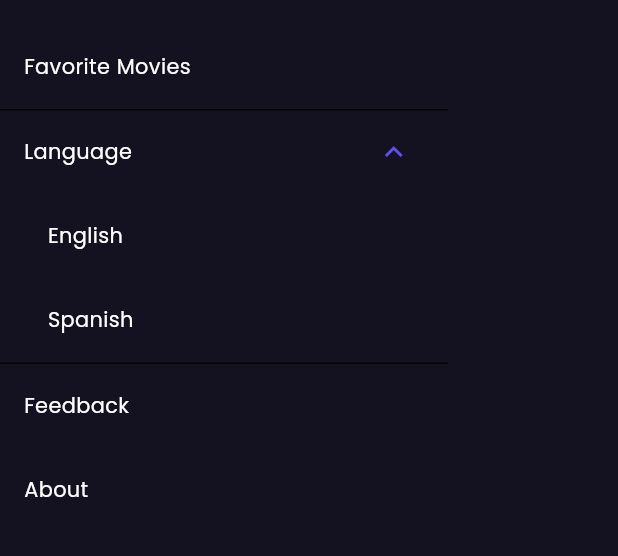
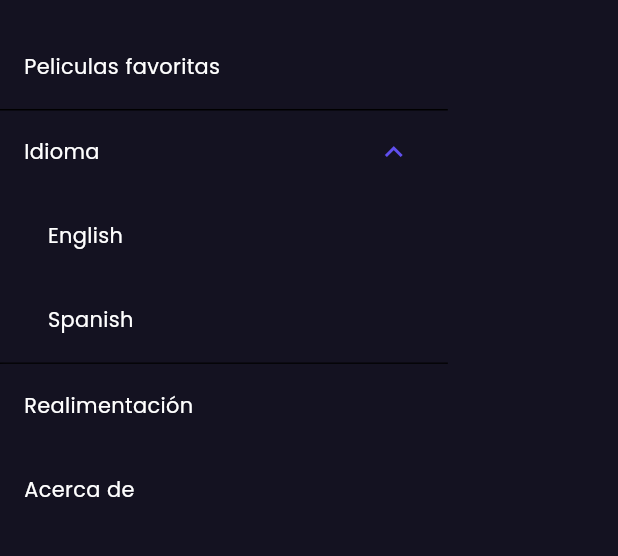
Before and after one commit to mhussainyousof/PopcornHub, a Flutter app: the NavigationDrawerr widget shown alone on an empty page, opened directly, after a tap on "Language", after a tap on "Spanish", on a phone screen of 412 x 824 dp, the part 87-643 px from its top. Run offline on Flutter 3.47's test engine with Material 3 defaults, Android fonts, the phone set to English and light mode, and no system bars; our stand-ins replace bloc, cached_network_image, dartz, equatable, flutter_bloc, flutter_screenutil and 3 more; network calls fail.

Commit message:
English and Spanish is doen

```diff
--- /dev/null
+++ b/lib/common/constants/languages.dart
@@ -0,0 +1,11 @@
+
+import 'package:popcornhub/data/domain/entity/language_entity.dart';
+
+class Languages {
+  const Languages._();
+
+  static const languages = [
+    LanguageEntity(code: 'en', value: 'English'),
+    LanguageEntity(code: 'es', value: 'Spanish'),
+  ];
+}
--- /dev/null
+++ b/lib/common/constants/translation_constants.dart
@@ -0,0 +1,32 @@
+class TranslationConstants {
+  TranslationConstants._();
+
+  static const String favoriteMovies = 'favoriteMovies';
+  static const String language = 'language';
+  static const String feedback = 'feedback';
+  static const String retry = 'retry';
+  static const String somethingWentWrong = 'somethingWentWrong';
+  static const String checkNetwork = 'checkNetwork';
+  static const String about = 'about';
+  static const String okay = 'okay';
+  static const String aboutDescription = 'aboutDescription';
+  static const String popular = 'popular';
+  static const String now = 'now';
+  static const String soon = 'soon';
+  static const String noMovies = 'noMovies';
+  static const String cast = 'cast';
+  static const String watchTrailers = 'watchTrailers';
+  static const String noMoviesSearched = 'noMoviesSearched';
+  static const String noFavoriteMovie = 'noFavoriteMovie';
+  static const String username = 'username';
+  static const String password = 'password';
+  static const String loginToMovieApp = 'loginToMovieApp';
+  static const String signIn = 'signIn';
+  static const String wrongUsernamePassword = 'wrongUsernamePassword';
+  static const String noNetwork = 'noNetwork';
+  static const String logout = 'logout';
+  static const String sessionDenied = 'sessionDenied';
+  static const String enterTMDbUsername = 'enterTMDbUsername';
+  static const String enterPassword = 'enterPassword';
+  static const String guestSignIn = 'guestSignIn';
+}
--- /dev/null
+++ b/lib/common/extensions/string_extensions.dart
@@ -0,0 +1,13 @@
+import 'package:flutter/material.dart';
+
+import '../../presentation/app_localizations.dart';
+
+extension StringExtension on String {
+  String intelliTrim() {
+    return this.length > 15 ? '${this.substring(0, 15)}...' : this;
+  }
+
+  String t(BuildContext context) {
+    return AppLocalizations.of(context)?.translate(this) ?? '';
+  }
+}
--- /dev/null
+++ b/lib/data/domain/entity/language_entity.dart
@@ -0,0 +1,6 @@
+class LanguageEntity {
+  final String code;
+  final String value;
+
+  const LanguageEntity({required this.code, required this.value});
+}
--- /dev/null
+++ b/lib/presentation/app_localizations.dart
@@ -0,0 +1,58 @@
+import 'dart:convert';
+
+import 'package:flutter/material.dart';
+import 'package:flutter/services.dart';
+
+import '../common/constants/languages.dart';
+
+class AppLocalizations {
+  final Locale locale;
+
+  AppLocalizations(this.locale);
+
+  static AppLocalizations? of(context) =>
+      Localizations.of<AppLocalizations>(context, AppLocalizations);
+
+  late Map<String, String> _localizedStrings;
+
+  Future<bool> load() async {
+    final jsonString = await rootBundle
+        .loadString('assets/languages/${locale.languageCode}.json');
+    final Map<String, dynamic> jsonMap = json.decode(jsonString);
+
+    _localizedStrings =
+        jsonMap.map((key, value) => MapEntry(key, value.toString()));
+
+    return true;
+  }
+
+  String? translate(String key) {
+    return _localizedStrings[key];
+  }
+
+  static const LocalizationsDelegate<AppLocalizations> delegate =
+      _AppLocalizationDelegate();
+}
+
+class _AppLocalizationDelegate extends LocalizationsDelegate<AppLocalizations> {
+  const _AppLocalizationDelegate();
+
+  @override
+  bool isSupported(Locale locale) {
+    return Languages.languages
+        .map((e) => e.code)
+        .toList()
+        .contains(locale.languageCode);
+  }
+
+  @override
+  Future<AppLocalizations> load(Locale locale) async {
+    AppLocalizations localizations = AppLocalizations(locale);
+    await localizations.load();
+    return localizations;
+  }
+
+  @override
+  bool shouldReload(covariant LocalizationsDelegate<AppLocalizations> old) =>
+      false;
+}
--- /dev/null
+++ b/lib/presentation/blocs/movie_language/language_bloc.dart
@@ -0,0 +1,18 @@
+import 'package:bloc/bloc.dart';
+import 'package:equatable/equatable.dart';
+import 'package:flutter/material.dart';
+import 'package:popcornhub/common/constants/languages.dart';
+import 'package:popcornhub/data/domain/entity/language_entity.dart';
+
+part 'language_event.dart';
+part 'language_state.dart';
+
+class LanguageBloc extends Bloc<LanguageEvent, LanguageState> {
+  LanguageBloc() : super(LanguageLoaded(Locale(Languages.languages[0].code))) {
+    on<LanguageEvent>((event, emit) {
+      if(event is ToggleLanguageEvent){
+        emit(LanguageLoaded(Locale(event.language.code)));
+      }
+    });
+  }
+}
--- /dev/null
+++ b/lib/presentation/blocs/movie_language/language_event.dart
@@ -0,0 +1,17 @@
+part of 'language_bloc.dart';
+
+sealed class LanguageEvent extends Equatable {
+  const LanguageEvent();
+
+  @override
+  List<Object> get props => [];
+}
+
+
+final class ToggleLanguageEvent extends LanguageEvent{
+  final LanguageEntity language;
+  const ToggleLanguageEvent(this.language);
+
+@override
+  List<Object> get props => [language.code];
+}
--- /dev/null
+++ b/lib/presentation/blocs/movie_language/language_state.dart
@@ -0,0 +1,17 @@
+part of 'language_bloc.dart';
+
+sealed class LanguageState extends Equatable {
+  const LanguageState();
+
+  @override
+  List<Object> get props => [];
+}
+
+final class LanguageLoaded extends LanguageState {
+  final Locale locale;
+  const LanguageLoaded(this.locale);
+
+
+  @override
+  List<Object> get props => [locale.languageCode];
+}
--- a/lib/presentation/journey/drawer/navigation_drawer.dart
+++ b/lib/presentation/journey/drawer/navigation_drawer.dart
@@ -1,46 +1,56 @@
 import 'package:flutter/material.dart';
+import 'package:flutter_bloc/flutter_bloc.dart';
 import 'package:flutter_screenutil/flutter_screenutil.dart';
+import 'package:popcornhub/common/constants/languages.dart';
+import 'package:popcornhub/common/constants/translation_constants.dart';
+import 'package:popcornhub/common/extensions/string_extensions.dart';
+import 'package:popcornhub/presentation/blocs/movie_language/language_bloc.dart';
 import 'package:popcornhub/presentation/journey/drawer/navigation_expanded_list_item.dart';
 import 'package:popcornhub/presentation/journey/drawer/navigation_list_item.dart';
 import 'package:popcornhub/presentation/widget/logo_widget.dart';
 
-class NavigationDrawerr extends StatelessWidget{
+class NavigationDrawerr extends StatelessWidget {
   const NavigationDrawerr({super.key});
-
   @override
   Widget build(BuildContext context) {
-
     return Container(
-      decoration: BoxDecoration(
-        boxShadow: [
+      decoration: BoxDecoration(boxShadow: [
         BoxShadow(
             color: Theme.of(context).primaryColor.withOpacity(0.7),
-            blurRadius: 4
-          )
-        ]
-      ),
+            blurRadius: 4)
+      ]),
       width: 300.w,
-      child: SafeArea(child: Column(
+      child: SafeArea(
+          child: Column(
         crossAxisAlignment: CrossAxisAlignment.start,
         children: [
-        Padding(padding: EdgeInsets.fromLTRB(8.h, 8.h, 8.h, 18.h),
+          Padding(
+            padding: EdgeInsets.fromLTRB(8.h, 8.h, 8.h, 18.h),
             child: LogoWidget(height: 60.h),
-
           ),
-        NavigationListItem(title: 'Favorite Movies',
-        onPressed: (){},
+          NavigationListItem(
+            title: TranslationConstants.favoriteMovies.t(context),
+            onPressed: () {},
           ),
-        NavigationExpandedListItem(title: 'Language', children: ['English', 'Spanish'],
-        onPressed: (){},
+          NavigationExpandedListItem(
+            title: TranslationConstants.language.t(context),
+            children: Languages.languages.map((e) => e.value).toList(),
+             onPressed: (index) {
+    BlocProvider.of<LanguageBloc>(context).add(
+      ToggleLanguageEvent(Languages.languages[index]),
+              );
+            },
           ),
-        NavigationListItem(title: 'Feedback',
-        onPressed: (){},
+          NavigationListItem(
+            title: TranslationConstants.feedback.t(context),
+            onPressed: () {},
           ),
-        NavigationListItem(title: 'About',
-        onPressed: (){},
+          NavigationListItem(
+            title: TranslationConstants.about.t(context),
+            onPressed: () {},
           ),
-
-      ],)),
+        ],
+      )),
     );
   }
 }
--- a/lib/presentation/journey/drawer/navigation_expanded_list_item.dart
+++ b/lib/presentation/journey/drawer/navigation_expanded_list_item.dart
@@ -4,19 +4,24 @@ import 'package:popcornhub/presentation/theme/app_color.dart';
 
 class NavigationExpandedListItem extends StatelessWidget {
   final String title;
-  final void Function()? onPressed;
+  final void Function(int index)? onPressed;
   final List<String> children;
-  const NavigationExpandedListItem(
-      {super.key, required this.title, this.onPressed, required this.children});
+
+  const NavigationExpandedListItem({
+    super.key,
+    required this.title,
+    this.onPressed,
+    required this.children,
+  });
+
   @override
   Widget build(BuildContext context) {
-    return GestureDetector(
-      onTap: onPressed,
-      child: Container(
+    return Container(
       decoration: BoxDecoration(boxShadow: [
         BoxShadow(
           color: Theme.of(context).primaryColor.withOpacity(0.7),
-              blurRadius: 2),
+          blurRadius: 2,
+        ),
       ]),
       child: ExpansionTile(
         iconColor: AppColor.royalBlue,
@@ -25,20 +30,14 @@ class NavigationExpandedListItem extends StatelessWidget {
           title,
           style: Theme.of(context).textTheme.bodyMedium,
         ),
-            children: children.map((child) {
+        children: children.asMap().entries.map((entry) {
+          final index = entry.key;
+          final child = entry.value;
           return NavigationSubListItem(
             title: child,
-                onPressed: () {},
+            onPressed: () => onPressed?.call(index),
           );
-            }).toList()
-            //  [
-            //   for (int i = 0; i < children.length; i++)
-            //     NavigationSubListItem(
-            //       title: children[i],
-            //       onPressed: () {},
-            //     )
-            // ],
-            ),
+        }).toList(),
       ),
     );
   }
--- a/lib/presentation/journey/home/movie_tab/tab_title_widget.dart
+++ b/lib/presentation/journey/home/movie_tab/tab_title_widget.dart
@@ -1,4 +1,6 @@
 import 'package:flutter/material.dart';
+import 'package:popcornhub/common/extensions/string_extensions.dart';
+import 'package:popcornhub/presentation/app_localizations.dart';
 import 'package:popcornhub/presentation/theme/app_color.dart';
 import 'package:popcornhub/presentation/theme/theme_text.dart';
 
@@ -23,7 +25,8 @@ class TabTitleWidget extends StatelessWidget {
                 bottom: BorderSide(
               color: isSelected ? AppColor.royalBlue : Colors.transparent,
             ))),
-        child: Text(title,
+        child: Text(
+          title.t(context),
             style: isSelected
                 ? Theme.of(context).textTheme.royalBlueSubtitle1
                 : Theme.of(context).textTheme.greySubtitle1),
--- a/lib/presentation/movie_app.dart
+++ b/lib/presentation/movie_app.dart
@@ -1,18 +1,46 @@
 import 'package:flutter/material.dart';
+import 'package:flutter_bloc/flutter_bloc.dart';
+import 'package:flutter_localizations/flutter_localizations.dart';
 import 'package:flutter_screenutil/flutter_screenutil.dart';
-import 'package:popcornhub/common/screenutil/screenutil.dart';
+import 'package:popcornhub/common/constants/languages.dart';
+import 'package:popcornhub/data/di/get_it.dart';
+import 'package:popcornhub/presentation/app_localizations.dart';
+import 'package:popcornhub/presentation/blocs/movie_language/language_bloc.dart';
 import 'package:popcornhub/presentation/journey/home/home_screen.dart';
 import 'package:popcornhub/presentation/theme/app_color.dart';
 import 'package:popcornhub/presentation/theme/theme_text.dart';
 
-class MovieApp extends StatelessWidget {
+class MovieApp extends StatefulWidget {
   const MovieApp({super.key});
 
   @override
+  State<MovieApp> createState() => _MovieAppState();
+}
+
+class _MovieAppState extends State<MovieApp> {
+  late final LanguageBloc _languageBloc;
+  @override
+  void initState() {
+    super.initState();
+    _languageBloc = getItInstance<LanguageBloc>();
+  }
+
+  @override
+  void dispose() {
+    super.dispose();
+    _languageBloc.close();
+  }
+
+  @override
   Widget build(BuildContext context) {
-    return ScreenUtilInit(
+    return BlocProvider<LanguageBloc>.value(
+     value: _languageBloc,
+      child: ScreenUtilInit(
         designSize: Size(414, 896),
-      builder:(context, child) {
+        builder: (context, child) {
+          return BlocBuilder<LanguageBloc, LanguageState>(
+            builder: (context, state) {
+              if(state is LanguageLoaded){
                 return MaterialApp(
             title: 'Movie App',
             theme: ThemeData(
@@ -25,10 +53,22 @@ class MovieApp extends StatelessWidget {
               textTheme: ThemeText.getTextTheme(),
               appBarTheme: AppBarTheme(elevation: 0),
             ),
+            supportedLocales: Languages.languages.map((e) => Locale(e.code)).toList(),
+            locale: state.locale,
+            localizationsDelegates: [
+              GlobalMaterialLocalizations.delegate,
+              GlobalWidgetsLocalizations.delegate,
+              GlobalCupertinoLocalizations.delegate,
+              AppLocalizations.delegate
+            ],
             home: HomeScreen(),
           );
+              }
+              return SizedBox.shrink();
             },
-
+          );
+        },
+      ),
     );
   }
 }
--- a/pubspec.yaml
+++ b/pubspec.yaml
@@ -22,6 +22,8 @@ dependencies:
   flutter_svg: ^2.0.17
   cached_network_image: ^3.4.1
   flutter_screenutil: ^5.9.3
+  flutter_localizations:
+    sdk: flutter
 
 dev_dependencies:
   flutter_test:
@@ -49,6 +51,7 @@ flutter:
   assets:
     - assets/svgs/
     - assets/pngs/
+    - assets/languages/
 
   # An image asset can refer to one or more resolution-specific "variants", see
   # https://flutter.dev/to/resolution-aware-images
```
Also changed, not shown: lib/data/di/get_it.dart (+24 -12 lines), lib/presentation/journey/home/movie_tab/movie_tab_constants.dart (+4 -3 lines), pubspec.lock. Lines whose indentation alone changed are shown as unchanged.
